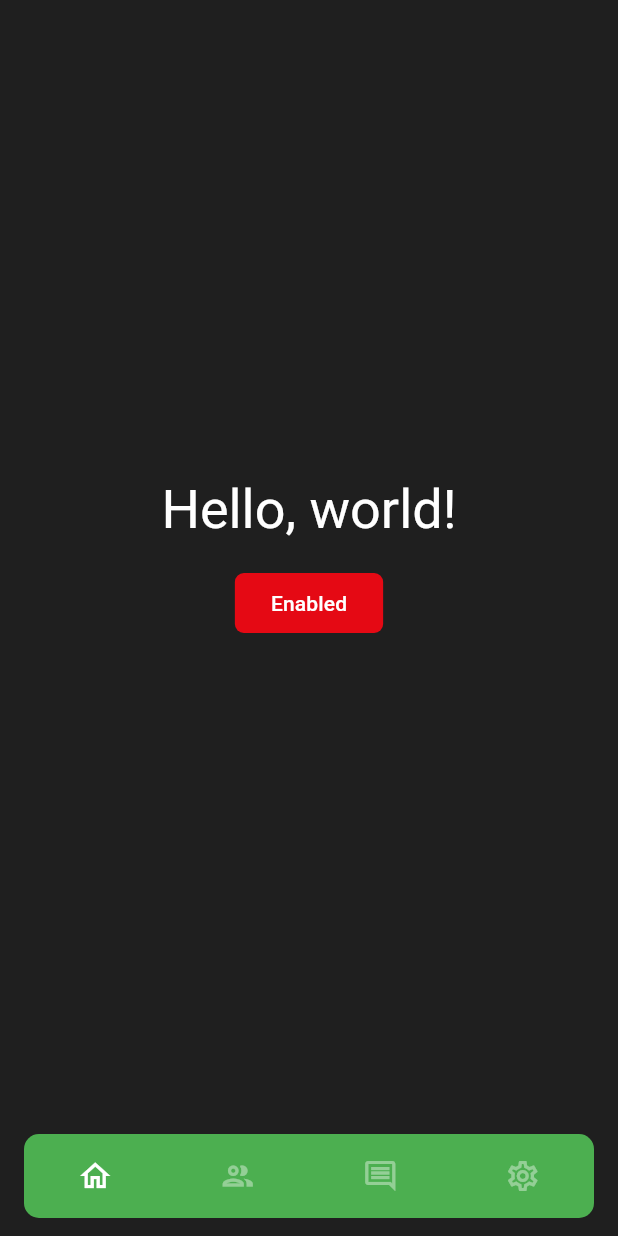
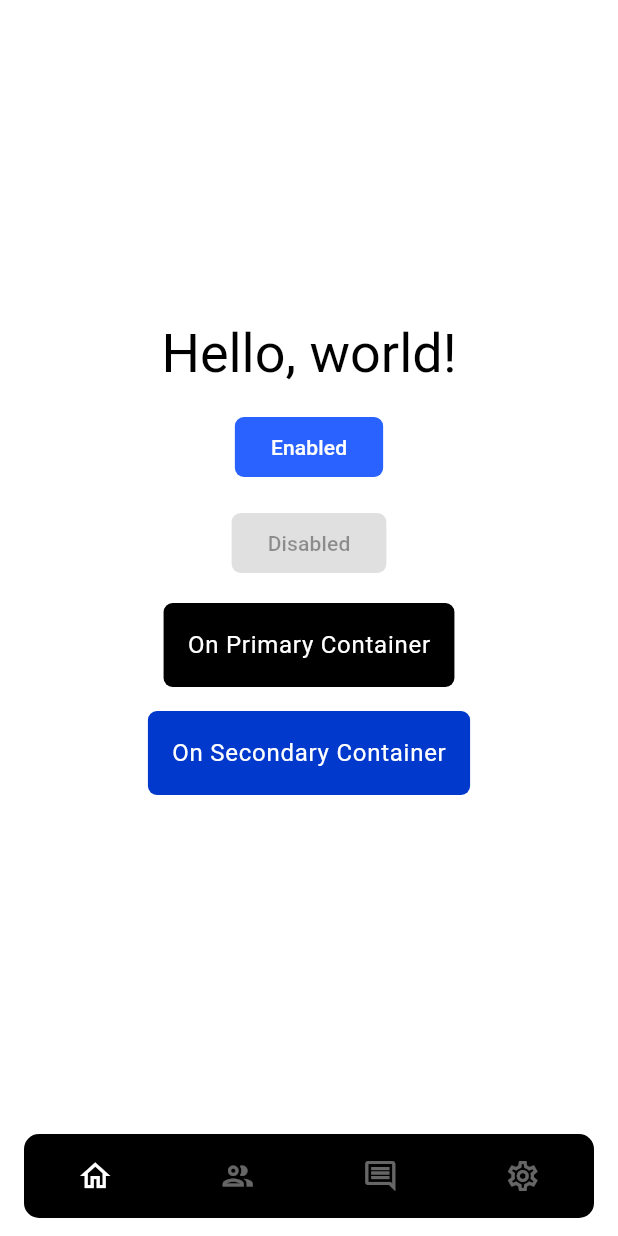
Before and after one commit to Legal-Mentors-Network/frontend, a Flutter app: the screen it shows after launch, on a phone screen of 412 x 824 dp. Run offline on Flutter 3.47's test engine with Material 3 defaults, Android fonts, the phone set to English and light mode, and no system bars; our stand-ins replace flutter_riverpod, go_router.

Commit message:
theme stuff

```diff
--- a/app/analysis_options.yaml
+++ b/app/analysis_options.yaml
@@ -1,8 +1,6 @@
 include: package:lint/analysis_options.yaml
 
 analyzer:
-  errors:
-    use_setters_to_change_properties: ignore
   exclude:
     - "**.freezed.dart"
     - "**.g.dart"
@@ -12,3 +10,4 @@ linter:
     sort_pub_dependencies: false
     avoid_classes_with_only_static_members: false
     use_setters_to_change_properties: false
+    avoid_redundant_argument_values: false
--- a/app/lib/common/components/bottom_bar/bottom_bar.dart
+++ b/app/lib/common/components/bottom_bar/bottom_bar.dart
@@ -3,6 +3,7 @@ import 'package:flutter_riverpod/flutter_riverpod.dart';
 import 'package:go_router/go_router.dart';
 import 'package:lmn/common/components/bottom_bar/nav_item.dart';
 import 'package:lmn/common/components/bottom_bar/state.dart';
+import 'package:lmn/common/extensions.dart';
 import 'package:lmn/router/route.dart' as app_route;
 import 'package:lmn/router/routes.dart';
 
@@ -13,15 +14,11 @@ class AppBottomBar extends ConsumerWidget {
   Widget build(BuildContext context, WidgetRef ref) {
     final activeRoute = ref.watch(bottomBarState);
 
-    debugPrint("active route: $activeRoute");
-
     ref.listen(bottomBarState, (prev, curr) {
-      debugPrint("prev: $prev, curr: $curr");
       context.go(curr);
     });
 
     void onTap(app_route.Route route) {
-      debugPrint("route: ${route.name} ${route.path}");
       ref.read(bottomBarState.notifier).setRoute(route);
     }
 
@@ -31,7 +28,7 @@ class AppBottomBar extends ConsumerWidget {
         borderRadius: BorderRadius.circular(10),
         child: Container(
           height: 60,
-          color: Colors.green,
+          color: context.colors.primaryContainer,
           child: Row(
             children: [
               NavItem(
--- a/app/lib/common/theme.dart
+++ b/app/lib/common/theme.dart
@@ -4,8 +4,12 @@ class AppTheme {
   static ThemeData light(BuildContext context) {
     return ThemeData(
       colorScheme: const ColorScheme.light(
-        primary: Color(0xFFE50914),
-        secondary: Color(0xFFE50914),
+        primary: Color(0xFF2962FF),
+        secondary: Color(0xFF03DAC6),
+        primaryContainer: Color(0xFF000000),
+        secondaryContainer: Color(0xFF0039CB),
+        onPrimaryContainer: Color(0xFFFFFFFF),
+        onSecondaryContainer: Color(0xFFFFFFFF),
       ),
       filledButtonTheme: filledButtonTheme(),
     );
@@ -14,12 +18,16 @@ class AppTheme {
   static ThemeData dark(BuildContext ctx) {
     return ThemeData(
       colorScheme: const ColorScheme.dark(
-        primary: Color(0xFFE50914),
-        secondary: Color(0xFFE50914),
+        primary: Color(0xFF2962FF),
+        secondary: Color(0xFF000000),
         surface: Color(0xFF1F1F1F),
         onPrimary: Color(0xFFFFFFFF),
         onSecondary: Color(0xFFFFFFFF),
         onError: Color(0xFFFFFFFF),
+        primaryContainer: Color(0xFF000000),
+        secondaryContainer: Color(0xFF0039CB),
+        onPrimaryContainer: Color(0xFF000000),
+        onSecondaryContainer: Color(0xFFFFFFFF),
       ),
       filledButtonTheme: filledButtonTheme(),
     );
--- a/app/lib/features/home/home.dart
+++ b/app/lib/features/home/home.dart
@@ -24,6 +24,45 @@ class Home extends StatelessWidget {
               onPressed: () {},
               child: const Text('Enabled'),
             ),
+
+            const SizedBox(height: 16),
+
+            const FilledButton(
+              onPressed: null,
+              child: Text('Disabled'),
+            ),
+
+            const SizedBox(height: 16),
+
+            Container(
+              decoration: BoxDecoration(
+                color: context.colors.primaryContainer,
+                borderRadius: BorderRadius.circular(6),
+              ),
+              child: Padding(
+                padding: const EdgeInsets.all(16.0),
+                child: Text(
+                  "On Primary Container",
+                  style: context.text.bodyLarge?.copyWith(color: context.colors.onPrimaryContainer),
+                ),
+              ),
+            ),
+
+            const SizedBox(height: 16),
+
+            Container(
+              decoration: BoxDecoration(
+                color: context.colors.secondaryContainer,
+                borderRadius: BorderRadius.circular(6),
+              ),
+              child: Padding(
+                padding: const EdgeInsets.all(16.0),
+                child: Text(
+                  "On Secondary Container",
+                  style: context.text.bodyLarge?.copyWith(color: context.colors.onSecondaryContainer),
+                ),
+              ),
+            ),
           ],
         ),
       ],
--- a/app/lib/main.dart
+++ b/app/lib/main.dart
@@ -19,7 +19,7 @@ class MainApp extends ConsumerWidget {
       debugShowCheckedModeBanner: false,
       theme: AppTheme.light(context),
       darkTheme: AppTheme.dark(context),
-      themeMode: ThemeMode.dark,
+      themeMode: ThemeMode.light,
       routerConfig: router,
     );
   }
```
